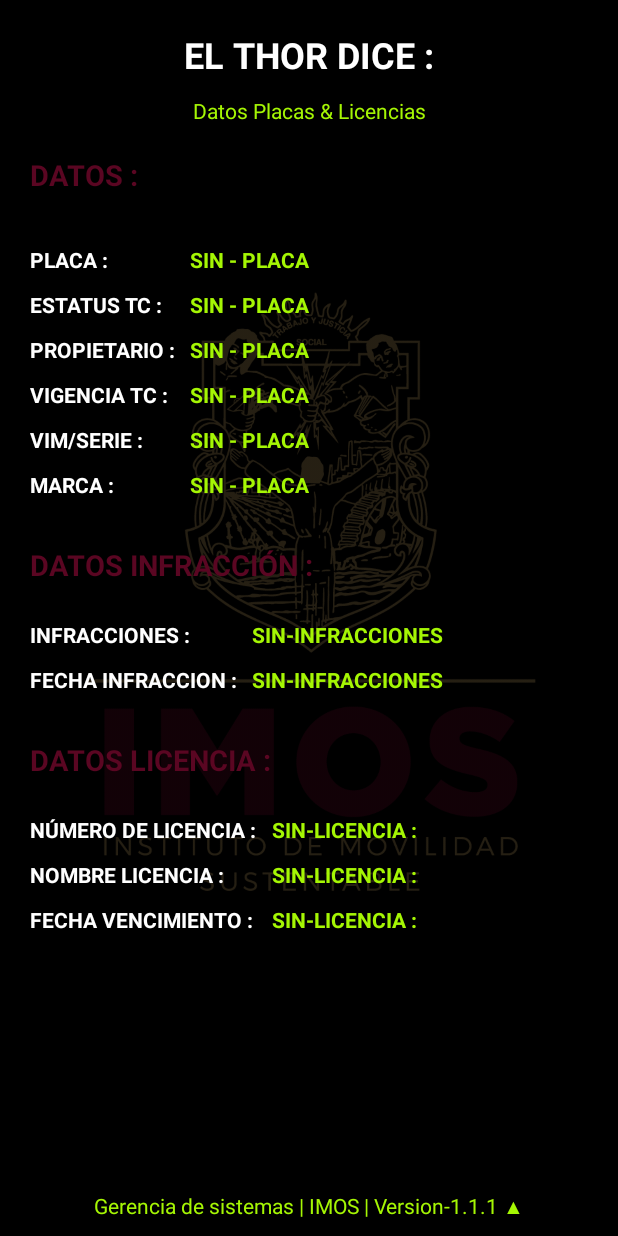
After one commit to t3s30/THOR, an Android app: the layout custom_layout_placa_licencia.xml on its own in the app's theme, with its tools: preview values and no code run, on a phone screen of 412 x 824 dp. The commit adds this screen. Run offline under Robolectric (Android 15) with nearby library versions, the phone set to English and light mode, and no system bars; network calls fail.

Commit message:
THOR023 - Commit final antes de implementar ocr

```diff
--- a/app/src/main/java/app/simov/esparrago/ui/home/HomeFragment.java
+++ b/app/src/main/java/app/simov/esparrago/ui/home/HomeFragment.java
@@ -357,7 +357,7 @@ public class HomeFragment extends Fragment  {
 
             @Override
             public void onClick(View v) {
-                //Inicializamos el progress BAR
+                /*//Inicializamos el progress BAR
                 progressDialog = new ProgressDialog(getContext());
                 //Mostramos el progressBAR
                 progressDialog.show();
@@ -365,7 +365,7 @@ public class HomeFragment extends Fragment  {
                 //Fondo transparente
                 progressDialog.getWindow().setBackgroundDrawableResource(
                         android.R.color.transparent
-                );
+                );*/
 
 
                 if (banderaPlaca == true) {
@@ -389,7 +389,7 @@ public class HomeFragment extends Fragment  {
 
                 }
                 else {
-                    progressDialog.hide();
+                   /* progressDialog.hide();*/
                     Toast.makeText(getContext(), "Tienes que seleccionar PLACA o LICENCIA", Toast.LENGTH_LONG).show();
                 }
 
@@ -452,6 +452,7 @@ public class HomeFragment extends Fragment  {
 
 
                            startActivity(intentWs);
+                           getActivity().finish();
                        }
 
                         //Obtenemos el total de elementos del objeto.
@@ -511,8 +512,7 @@ public class HomeFragment extends Fragment  {
                                 intentWs.putExtra("marca", MARCA);
 
                                 startActivity(intentWs);
-
-
+                                getActivity().finish();
 
                         }
 
@@ -535,6 +535,7 @@ public class HomeFragment extends Fragment  {
                         intentWs.putExtra("bandera", enviaBanderaLic);
                         startActivity(intentWs);
                         e.printStackTrace();
+                        getActivity().finish();
 
                     }
 
--- /dev/null
+++ b/app/src/main/res/layout/custom_layout_placa_licencia.xml
@@ -0,0 +1,478 @@
+<?xml version="1.0" encoding="utf-8"?>
+<androidx.coordinatorlayout.widget.CoordinatorLayout xmlns:android="http://schemas.android.com/apk/res/android"
+    xmlns:app="http://schemas.android.com/apk/res-auto"
+    xmlns:tools="http://schemas.android.com/tools"
+    android:id="@+id/Corninate"
+    android:layout_width="match_parent"
+    android:layout_height="match_parent"
+    android:background="@color/black">
+
+    <androidx.constraintlayout.widget.ConstraintLayout
+        android:id="@+id/constraintLayout"
+        android:layout_width="match_parent"
+        android:layout_height="match_parent">
+
+        <!--Inicia Cabecera y Títulos-->
+        <ImageView
+            app:layout_constraintTop_toTopOf="parent"
+            app:layout_constraintBottom_toBottomOf="parent"
+            app:layout_constraintStart_toStartOf="parent"
+            app:layout_constraintEnd_toEndOf="parent"
+            android:layout_width="wrap_content"
+            android:layout_height="match_parent"
+            android:layout_gravity="center"
+            android:layout_marginBottom="40dp"
+            android:alpha=".20"
+            app:srcCompat="@drawable/imos"/>
+
+        <TextView
+            android:id="@+id/tvTituloPrincipal"
+            app:layout_constraintTop_toTopOf="parent"
+            app:layout_constraintStart_toStartOf="parent"
+            app:layout_constraintEnd_toEndOf="parent"
+            android:layout_margin="20dp"
+            android:layout_width="wrap_content"
+            android:layout_height="44dp"
+            android:text="@string/titulo_principal_consulta"
+            android:textAlignment="center"
+            android:textColor="@color/white"
+            android:textSize="24sp"
+            android:textStyle="bold"/>
+
+        <TextView
+            android:id="@+id/tvSubtitulo"
+            app:layout_constraintTop_toBottomOf="@+id/tvTituloPrincipal"
+            app:layout_constraintStart_toStartOf="parent"
+            app:layout_constraintEnd_toEndOf="parent"
+            android:layout_width="wrap_content"
+            android:layout_height="wrap_content"
+            android:text="@string/placas_licencia"
+            android:textColor="@color/titulosVerdes"/>
+
+        <!--Termina cabecera y Títulos-->
+
+
+
+        <!--Empieza tabla de datos PLACAS-->
+
+        <TextView
+            android:id="@+id/tvTituloPlacas"
+            app:layout_constraintTop_toBottomOf="@+id/tvSubtitulo"
+            app:layout_constraintStart_toStartOf="parent"
+            app:layout_constraintBottom_toTopOf="@+id/tblPlacas"
+            android:layout_height="30dp"
+            android:layout_marginTop="20dp"
+            android:layout_marginLeft="20dp"
+            android:layout_width="wrap_content"
+            android:textSize="19dp"
+            android:textColor="@color/botonLogin"
+            android:textStyle="bold"
+            android:text="@string/DATOS_PLACA"/>
+
+        <TableLayout
+            android:id="@+id/tblPlacas"
+            app:layout_constraintTop_toBottomOf="@+id/tvTituloPlacas"
+            app:layout_constraintStart_toStartOf="parent"
+            app:layout_constraintEnd_toEndOf="parent"
+            android:layout_marginTop="0dp"
+            android:layout_width="match_parent"
+            android:layout_height="wrap_content">
+
+            <TableRow
+                android:layout_width="wrap_content"
+                android:layout_height="wrap_content" >
+
+                <TextView
+                    android:id="@+id/tvLabelPlaca"
+                    android:layout_width="wrap_content"
+                    android:layout_height="30dp"
+                    android:layout_marginLeft="20dp"
+                    android:layout_marginTop="30dp"
+                    android:layout_marginRight="0dp"
+                    android:text="@string/LABEL_PLACA_CONSULTA"
+                    android:textColor="@color/white"
+                    android:textStyle="bold" />
+
+                <TableRow
+                    android:layout_width="match_parent"
+                    android:layout_height="match_parent" >
+
+                    <TextView
+                        android:id="@+id/tvPlaca"
+                        android:layout_width="wrap_content"
+                        android:layout_height="30dp"
+                        android:layout_marginTop="30dp"
+                        android:layout_marginStart="10dp"
+                        android:text="@string/NO_PLACAS"
+                        android:textColor="@color/titulosVerdes"
+                        android:textStyle="bold" />
+                </TableRow>
+            </TableRow>
+
+            <TableRow
+                android:layout_width="match_parent"
+                android:layout_height="match_parent" >
+
+                <TextView
+                    android:id="@+id/tvLabelEstatus"
+                    android:layout_width="wrap_content"
+                    android:layout_height="30dp"
+                    android:layout_marginLeft="20dp"
+                    android:layout_marginRight="0dp"
+                    android:text="@string/LABEL_ESTATUS"
+                    android:textColor="@color/white"
+                    android:textStyle="bold" />
+
+                <TableRow
+                    android:layout_width="match_parent"
+                    android:layout_height="match_parent" >
+
+                    <TextView
+                        android:id="@+id/tvEstatus"
+                        android:layout_width="wrap_content"
+                        android:layout_height="30dp"
+                        android:layout_marginStart="10dp"
+                        android:text="@string/NO_PLACAS"
+                        android:textColor="@color/titulosVerdes"
+                        android:textStyle="bold" />
+                </TableRow>
+            </TableRow>
+
+            <TableRow
+                android:layout_width="match_parent"
+                android:layout_height="match_parent" >
+
+                <TextView
+                    android:id="@+id/tVLabelPropietario"
+                    android:layout_width="wrap_content"
+                    android:layout_height="30dp"
+                    android:layout_marginLeft="20dp"
+                    android:layout_marginRight="0dp"
+                    android:text="@string/PROPIETARIO"
+                    android:textColor="@color/white"
+                    android:textStyle="bold" />
+
+                <TableRow
+                    android:layout_width="match_parent"
+                    android:layout_height="match_parent" >
+
+                    <TextView
+                        android:id="@+id/tvPropietario"
+                        android:layout_width="wrap_content"
+                        android:layout_height="30dp"
+                        android:layout_marginStart="10dp"
+                        android:text="@string/NO_PLACAS"
+                        android:textColor="@color/titulosVerdes"
+                        android:textStyle="bold" />
+                </TableRow>
+            </TableRow>
+
+            <TableRow
+                android:layout_width="match_parent"
+                android:layout_height="match_parent" >
+
+                <TextView
+                    android:id="@+id/tvLabelVigerciaTc"
+                    android:layout_width="wrap_content"
+                    android:layout_height="30dp"
+                    android:layout_marginLeft="20dp"
+                    android:layout_marginRight="0dp"
+                    android:text="@string/VIGENCIA_TC"
+                    android:textColor="@color/white"
+                    android:textStyle="bold" />
+
+                <TableRow
+                    android:layout_width="match_parent"
+                    android:layout_height="match_parent" >
+
+                    <TextView
+                        android:id="@+id/tvVigencia"
+                        android:layout_width="wrap_content"
+                        android:layout_height="30dp"
+                        android:text="@string/NO_PLACAS"
+                        android:layout_marginStart="10dp"
+                        android:textColor="@color/titulosVerdes"
+                        android:textStyle="bold" />
+                </TableRow>
+            </TableRow>
+
+
+
+            <TableRow
+                android:layout_width="match_parent"
+                android:layout_height="match_parent">
+                <TextView
+                    android:id="@+id/tvLabelVim"
+                    android:layout_width="wrap_content"
+                    android:layout_height="30dp"
+                    android:layout_marginLeft="20dp"
+                    android:layout_marginRight="0dp"
+                    android:text="@string/VIM"
+                    android:textColor="@color/white"
+                    android:textStyle="bold"
+                    app:layout_constraintEnd_toStartOf="@+id/tvVim"
+                    app:layout_constraintStart_toStartOf="parent"
+                    app:layout_constraintTop_toBottomOf="@+id/tvLabelVigerciaTc" />
+
+                <TableRow
+                    android:layout_width="match_parent"
+                    android:layout_height="match_parent" >
+
+                    <TextView
+                        android:id="@+id/tvVim"
+                        android:layout_width="wrap_content"
+                        android:layout_height="30dp"
+                        android:layout_marginStart="10dp"
+                        android:text="@string/NO_PLACAS"
+                        android:textColor="@color/titulosVerdes"
+                        android:textStyle="bold"
+                        app:layout_constraintEnd_toEndOf="@+id/tvPlaca"
+                        app:layout_constraintStart_toStartOf="@+id/tvPlaca"
+                        app:layout_constraintTop_toTopOf="@+id/tvLabelVim" />
+                </TableRow>
+            </TableRow>
+
+            <TableRow
+                android:layout_width="match_parent"
+                android:layout_height="match_parent" >
+
+                <TextView
+                    android:id="@+id/tvLabelMarca"
+                    android:layout_height="30dp"
+                    android:layout_marginLeft="20dp"
+                    android:layout_marginRight="0dp"
+                    android:layout_width="wrap_content"
+                    android:textStyle="bold"
+                    android:text="@string/MARCA"
+                    android:textColor="@color/white"/>
+
+                <TableRow
+                    android:layout_width="match_parent"
+                    android:layout_height="match_parent" >
+
+                    <TextView
+                        android:id="@+id/tvMarca"
+                        android:layout_height="30dp"
+                        android:layout_width="wrap_content"
+                        android:layout_marginStart="10dp"
+                        android:text="@string/NO_PLACAS"
+                        android:textStyle="bold"
+                        android:textColor="@color/titulosVerdes" />
+
+                </TableRow>
+            </TableRow>
+        </TableLayout>
+
+        <!--Termina tabla de datos PLACAS-->
+
+        <TextView
+            android:id="@+id/tvTituloInfracciones"
+            app:layout_constraintTop_toBottomOf="@+id/tblPlacas"
+            app:layout_constraintStart_toStartOf="parent"
+            android:layout_height="30dp"
+            android:layout_marginTop="20dp"
+            android:layout_marginLeft="20dp"
+            android:layout_width="wrap_content"
+            android:textSize="19dp"
+            android:textColor="@color/botonLogin"
+            android:textStyle="bold"
+            android:text="@string/DATOS_INFRACCION"/>
+
+        <!--Empieza tabla de datos Ifracciones-->
+
+        <TableLayout
+            android:id="@+id/tblIfracciones"
+            app:layout_constraintTop_toBottomOf="@+id/tvTituloInfracciones"
+            app:layout_constraintStart_toStartOf="parent"
+            app:layout_constraintEnd_toEndOf="parent"
+            android:layout_marginTop="20dp"
+            android:layout_width="match_parent"
+            android:layout_height="wrap_content">
+
+            <TableRow
+                android:layout_width="match_parent"
+                android:layout_height="match_parent">
+                <TextView
+                    android:id="@+id/tvLabelInfracciones"
+                    android:layout_height="30dp"
+                    android:layout_marginLeft="20dp"
+                    android:layout_marginRight="0dp"
+                    android:layout_width="wrap_content"
+                    android:textStyle="bold"
+                    android:text="@string/NUMERO_INFRACCIONES"
+                    android:textColor="@color/white" />
+
+                <TableRow
+                    android:layout_width="match_parent"
+                    android:layout_height="match_parent" >
+
+                    <TextView
+                        android:id="@+id/tvInfracciones"
+                        android:layout_height="30dp"
+                        android:layout_width="wrap_content"
+                        android:layout_marginStart="10dp"
+                        android:text="@string/SIN_INFRACCION"
+                        android:textStyle="bold"
+                        android:textColor="@color/titulosVerdes"  />
+                </TableRow>
+            </TableRow>
+
+            <TableRow
+                android:layout_width="match_parent"
+                android:layout_height="match_parent">
+                <TextView
+                    android:id="@+id/tvLabelFechaInfraaccion"
+                    android:layout_width="wrap_content"
+                    android:layout_height="30dp"
+                    android:layout_marginLeft="20dp"
+                    android:layout_marginRight="0dp"
+                    android:text="@string/FECHA_INFRA"
+                    android:textStyle="bold"
+                    android:textColor="@color/white" />
+
+                <TableRow
+                    android:layout_width="match_parent"
+                    android:layout_height="match_parent" >
+
+                    <TextView
+                        android:id="@+id/tvFechaInfraccion"
+                        android:layout_height="30dp"
+                        android:layout_width="wrap_content"
+                        android:layout_marginStart="10dp"
+                        android:text="@string/SIN_INFRACCION"
+                        android:textStyle="bold"
+                        android:textColor="@color/titulosVerdes"/>
+                </TableRow>
+            </TableRow>
+
+        </TableLayout>
+
+        <!--Termina tabla de datos Ifracciones-->
+
+        <TextView
+            android:id="@+id/tvTituloLicencia"
+            app:layout_constraintTop_toBottomOf="@+id/tblIfracciones"
+            app:layout_constraintStart_toStartOf="parent"
+            android:layout_height="30dp"
+            android:layout_marginTop="20dp"
+            android:layout_marginLeft="20dp"
+            android:layout_width="wrap_content"
+            android:textSize="19dp"
+            android:textColor="@color/botonLogin"
+            android:textStyle="bold"
+            android:text="@string/DATA_LICENCIA"/>
+
+        <!--Empieza tabla de datos LICENCIA-->
+
+        <TableLayout
+            android:id="@+id/tblLicencia"
+            app:layout_constraintTop_toBottomOf="@+id/tvTituloLicencia"
+            app:layout_constraintStart_toStartOf="parent"
+            app:layout_constraintEnd_toEndOf="parent"
+            android:layout_marginTop="20dp"
+            android:layout_width="match_parent"
+            android:layout_height="wrap_content">
+
+            <TableRow
+                android:layout_width="match_parent"
+                android:layout_height="match_parent">
+
+                <TextView
+                    android:id="@+id/tvLabelLicencia"
+                    android:layout_height="30dp"
+                    android:layout_marginLeft="20dp"
+                    android:layout_marginRight="0dp"
+                    android:layout_width="wrap_content"
+                    android:textStyle="bold"
+                    android:text="@string/NUMERO_LICENCIA_PUNTOS"
+                    android:textColor="@color/white"  />
+
+                <TableRow
+                    android:layout_width="match_parent"
+                    android:layout_height="match_parent">
+
+                    <TextView
+                        android:id="@+id/tvLicencia"
+                        android:layout_height="30dp"
+                        android:layout_width="wrap_content"
+                        android:layout_marginStart="10dp"
+                        android:text="@string/SIN_LICENCIA"
+                        android:textStyle="bold"
+                        android:textColor="@color/titulosVerdes" />
+                </TableRow>
+            </TableRow>
+
+            <TableRow
+                android:layout_width="match_parent"
+                android:layout_height="match_parent">
+
+                <TextView
+                    android:id="@+id/tvNombreLicencia"
+                    android:layout_height="30dp"
+                    android:layout_marginLeft="20dp"
+                    android:layout_marginRight="0dp"
+                    android:layout_width="wrap_content"
+                    android:textStyle="bold"
+                    android:text="@string/NOMBRE_LICENCIA"
+                    android:textColor="@color/white" />
+
+                <TableRow
+                    android:layout_width="match_parent"
+                    android:layout_height="match_parent" >
+
+                    <TextView
+                        android:id="@+id/tvNombre"
+                        android:layout_height="30dp"
+                        android:layout_width="wrap_content"
+                        android:layout_marginStart="10dp"
+                        android:text="@string/SIN_LICENCIA"
+                        android:textStyle="bold"
+                        android:textColor="@color/titulosVerdes"  />
+                </TableRow>
+            </TableRow>
+
+
+            <TableRow
+                android:layout_width="match_parent"
+                android:layout_height="match_parent">
+
+                <TextView
+                    android:id="@+id/textView17"
+                    android:layout_height="30dp"
+                    android:layout_marginLeft="20dp"
+                    android:layout_marginRight="0dp"
+                    android:layout_width="wrap_content"
+                    android:textStyle="bold"
+                    android:text="@string/VENCE_LICENCIA"
+                    android:textColor="@color/white"/>
+
+                <TableRow
+                    android:layout_width="match_parent"
+                    android:layout_height="match_parent" >
+
+                    <TextView
+                        android:id="@+id/tvFechaVencimiento"
+                        android:layout_height="30dp"
+                        android:layout_width="wrap_content"
+                        android:layout_marginStart="10dp"
+                        android:text="@string/SIN_LICENCIA"
+                        android:textStyle="bold"
+                        android:textColor="@color/titulosVerdes"   />
+                </TableRow>
+            </TableRow>
+
+        </TableLayout>
+
+        <TextView
+            android:id="@+id/tvVersion"
+            android:layout_width="wrap_content"
+            android:layout_height="wrap_content"
+            android:text="@string/version"
+            android:layout_marginBottom="10dp"
+            app:layout_constraintBottom_toBottomOf="parent"
+            app:layout_constraintEnd_toEndOf="parent"
+            app:layout_constraintStart_toStartOf="parent"
+            android:textColor="@color/titulosVerdes"/>
+    </androidx.constraintlayout.widget.ConstraintLayout>
+
+</androidx.coordinatorlayout.widget.CoordinatorLayout>
```
